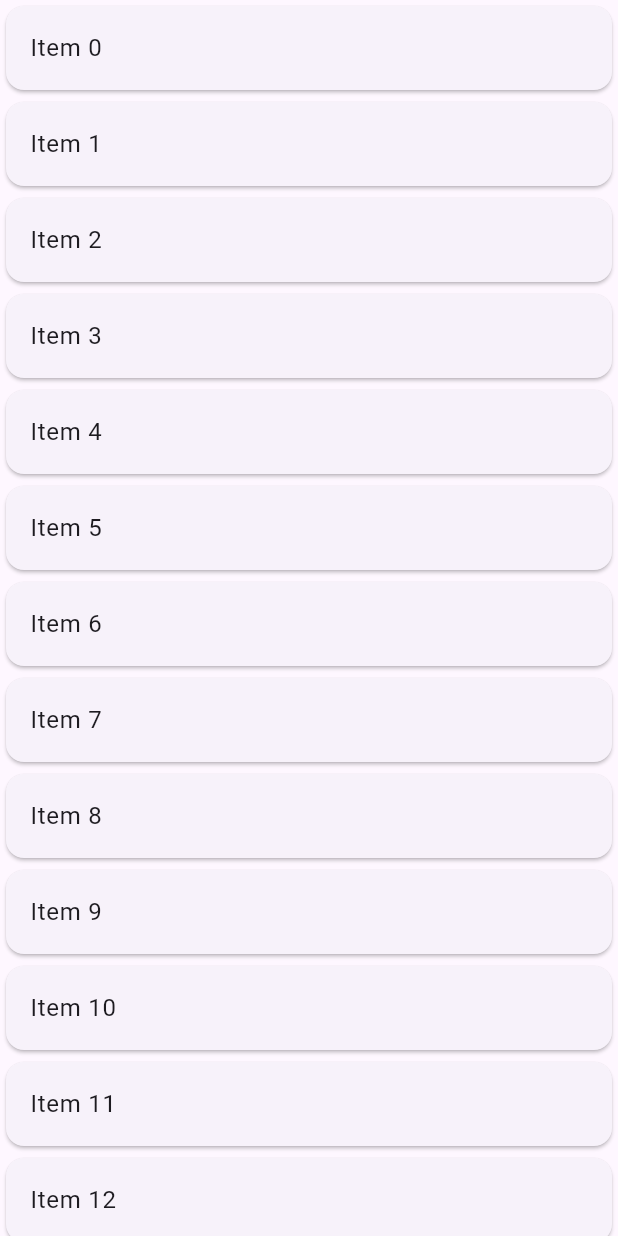
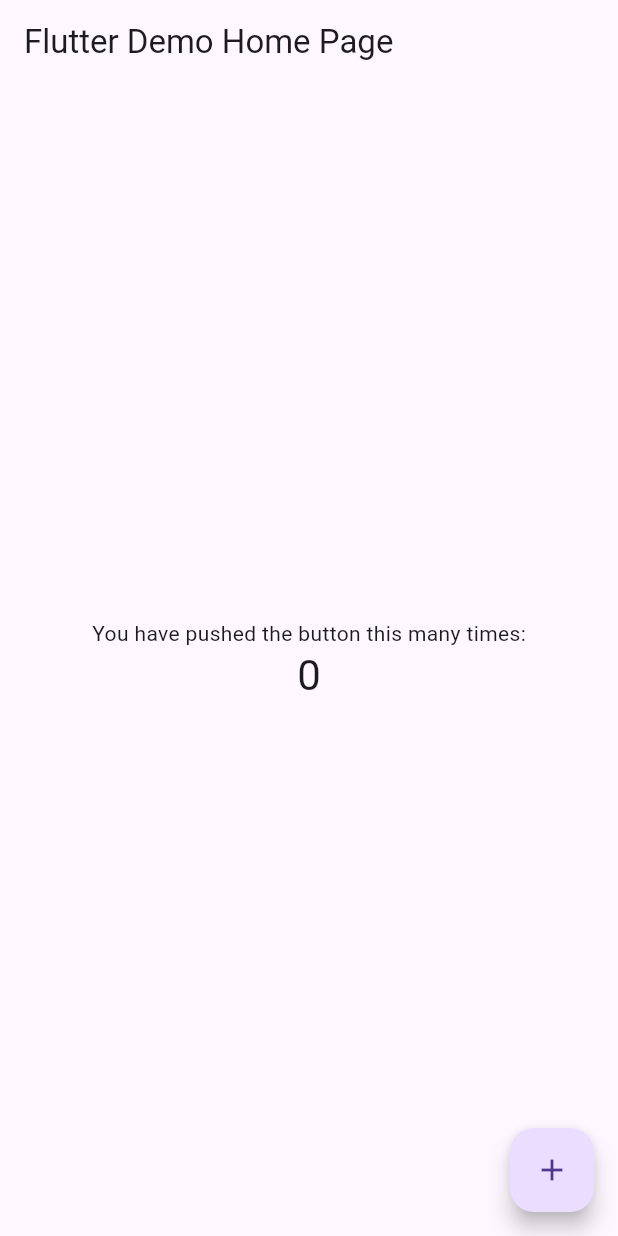
Before and after one commit to mooonseok/flutter_test, a Flutter app: the screen it shows after launch, on a phone screen of 412 x 824 dp. Run offline on Flutter 3.47's test engine with Material 3 defaults, Android fonts, the phone set to English and light mode, and no system bars.

Commit message:
통합테스트

```diff
--- a/lib/main.dart
+++ b/lib/main.dart
@@ -1,18 +1,96 @@
+// import 'package:flutter/material.dart';
+// import 'package:flutter_test_project/home_screen_4.dart';
+
+// void main() {
+//   runApp(const MyApp());
+// }
+
+// class MyApp extends StatelessWidget {
+//   const MyApp({Key? key}) : super(key: key);
+
+//   @override
+//   Widget build(BuildContext context) {
+//     return MaterialApp(
+//       home: HomeScreen4(
+//         items: List.generate(10000, (i) => "Item $i"),
+//       ),
+//     );
+//   }
+// }
+
 import 'package:flutter/material.dart';
-import 'package:flutter_test_project/home_screen_4.dart';
+
+// An introduction to integration testing
+// https://docs.flutter.dev/cookbook/testing/integration/introduction
 
 void main() {
   runApp(const MyApp());
 }
 
 class MyApp extends StatelessWidget {
-  const MyApp({Key? key}) : super(key: key);
+  const MyApp({super.key});
 
   @override
   Widget build(BuildContext context) {
     return MaterialApp(
-      home: HomeScreen4(
-        items: List.generate(10000, (i) => "Item $i"),
+      title: 'Flutter Demo',
+      theme: ThemeData(
+        primarySwatch: Colors.blue,
+      ),
+      home: const MyHomePage(title: 'Flutter Demo Home Page'),
+    );
+  }
+}
+
+class MyHomePage extends StatefulWidget {
+  const MyHomePage({super.key, required this.title});
+
+  final String title;
+
+  @override
+  State<MyHomePage> createState() => _MyHomePageState();
+}
+
+class _MyHomePageState extends State<MyHomePage> {
+  int _counter = 0;
+
+  void _incrementCounter() {
+    setState(() {
+      _counter++;
+    });
+  }
+
+  @override
+  Widget build(BuildContext context) {
+    return Scaffold(
+      appBar: AppBar(
+        title: Text(widget.title),
+      ),
+      body: Center(
+        child: Column(
+          mainAxisAlignment: MainAxisAlignment.center,
+          children: <Widget>[
+            const Text(
+              'You have pushed the button this many times:',
+            ),
+            Text(
+              '$_counter',
+              // Provide a Key to this specific Text widget. This allows
+              // identifying the widget from inside the test suite,
+              // and reading the text.
+              key: const Key('counter'),
+              style: Theme.of(context).textTheme.headlineMedium,
+            ),
+          ],
+        ),
+      ),
+      floatingActionButton: FloatingActionButton(
+        // Provide a Key to this button. This allows finding this
+        // specific button inside the test suite, and tapping it.
+        key: const Key('increment'),
+        onPressed: _incrementCounter,
+        tooltip: 'Increment',
+        child: const Icon(Icons.add),
       ),
     );
   }
--- a/pubspec.yaml
+++ b/pubspec.yaml
@@ -17,6 +17,8 @@ dependencies:
 dev_dependencies:
   flutter_test:
     sdk: flutter
+  integration_test:
+    sdk: flutter
   flutter_lints: ^2.0.0
   build_runner: ^2.4.9
 
```
Also changed, not shown: pubspec.lock, 1 other file.
